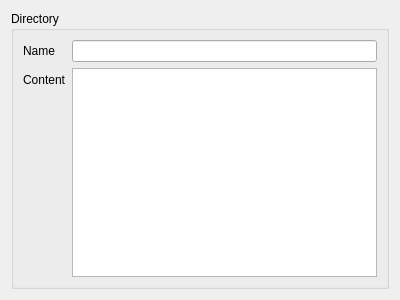
Qt form lib/arinc665_qt/media/DirectoryWidget.ui (hirah2205/ARINC-665) before a commit.
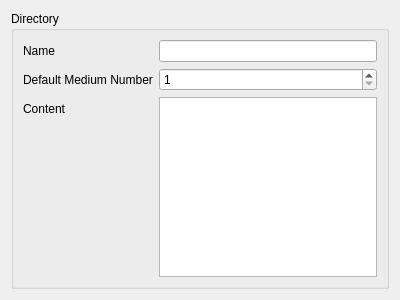
The same form after that commit.

Commit message:
Update Media Set Widgets
Add Medium Number
Add Default Medium Number
Add Part Flags
Add Load Type

Diff of the .ui file:
```diff
--- a/lib/arinc665_qt/media/DirectoryWidget.ui
+++ b/lib/arinc665_qt/media/DirectoryWidget.ui
@@ -34,7 +34,7 @@
       <item row="0" column="1">
        <widget class="QLineEdit" name="nameLineEdit"/>
       </item>
-      <item row="1" column="1">
+      <item row="2" column="1">
        <widget class="QTableView" name="content">
         <property name="alternatingRowColors">
          <bool>true</bool>
@@ -53,11 +53,31 @@
         </attribute>
        </widget>
       </item>
-      <item row="1" column="0">
+      <item row="2" column="0">
        <widget class="QLabel" name="lblContent">
         <property name="text">
          <string>Content</string>
         </property>
+        <property name="buddy">
+         <cstring>content</cstring>
+        </property>
+       </widget>
+      </item>
+      <item row="1" column="0">
+       <widget class="QLabel" name="lblDefaultMediumNumber">
+        <property name="text">
+         <string>Default Medium Number</string>
+        </property>
+       </widget>
+      </item>
+      <item row="1" column="1">
+       <widget class="QSpinBox" name="defaultMediumNumber">
+        <property name="minimum">
+         <number>1</number>
+        </property>
+        <property name="maximum">
+         <number>255</number>
+        </property>
        </widget>
       </item>
      </layout>
```
Left out of the diff: 1 changed line with no effect on the pictures. The commit also changes 5 other files.
